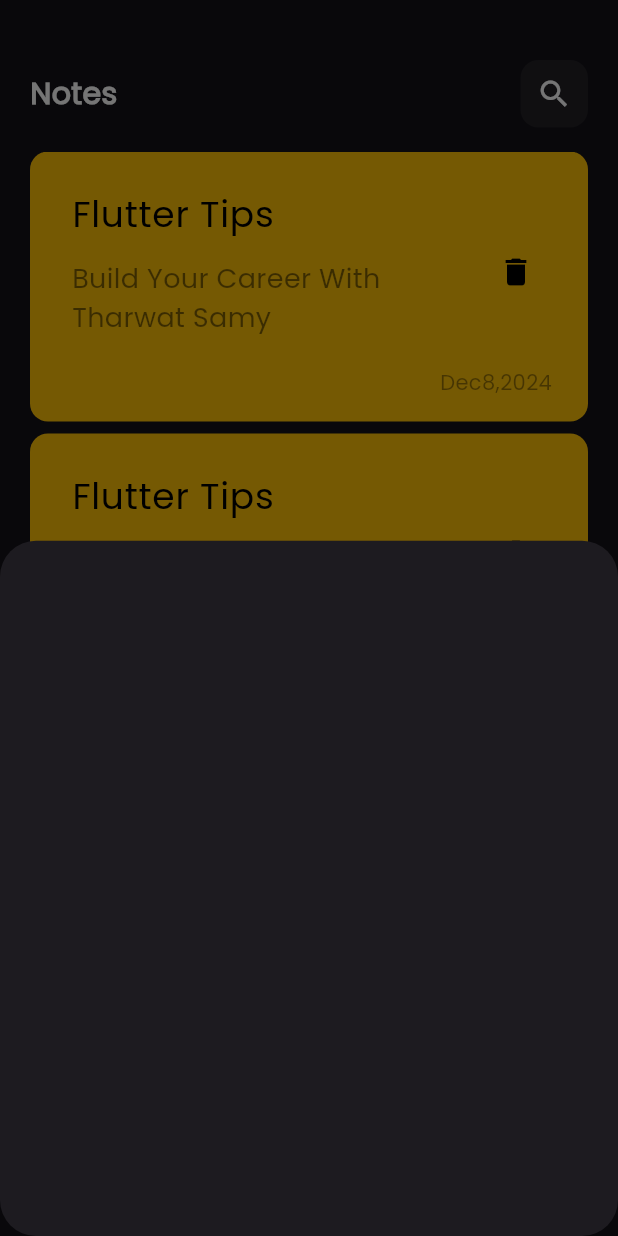
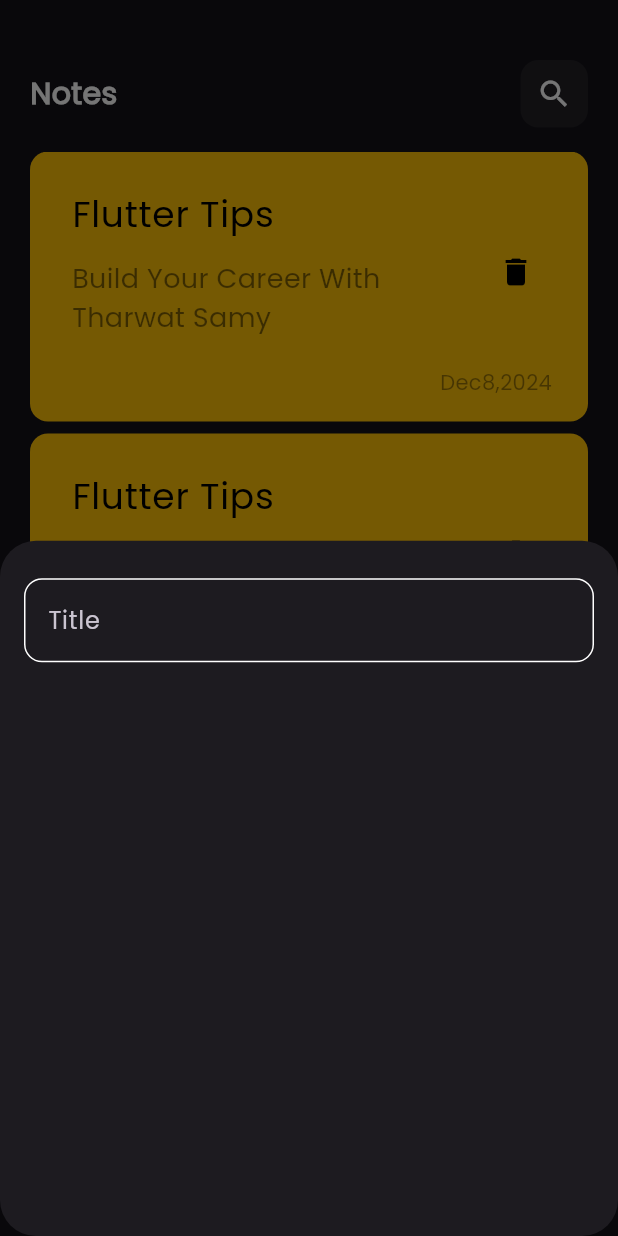
Before and after one commit to MohamedALshayeb/notes_app, a Flutter app: the screen it shows after launch, after a tap on the "add" icon, on a phone screen of 412 x 824 dp. Run offline on Flutter 3.47's test engine with Material 3 defaults, Android fonts, the phone set to English and light mode, and no system bars.

Commit message:
create custom text field

```diff
--- /dev/null
+++ b/lib/constants.dart
@@ -0,0 +1,3 @@
+import 'package:flutter/material.dart';
+
+const kPrimaryColor = Colors.orange;
--- a/lib/widgets/custom_add_note_show_modal_bottom_sheet.dart
+++ b/lib/widgets/custom_add_note_show_modal_bottom_sheet.dart
@@ -1,10 +1,19 @@
 import 'package:flutter/material.dart';
+import 'package:notes_app_training/widgets/custom_text_field.dart';
 
 class AddNoteShowModalBottomSheet extends StatelessWidget {
   const AddNoteShowModalBottomSheet({super.key});
 
   @override
   Widget build(BuildContext context) {
-    return Container();
+    return const Padding(
+      padding: EdgeInsets.symmetric(horizontal: 16),
+      child: Column(
+        children: [
+          SizedBox(height: 25),
+          CustomTextField(),
+        ],
+      ),
+    );
   }
 }
--- /dev/null
+++ b/lib/widgets/custom_text_field.dart
@@ -0,0 +1,27 @@
+import 'package:flutter/material.dart';
+import 'package:notes_app_training/constants.dart';
+
+class CustomTextField extends StatelessWidget {
+  const CustomTextField({super.key});
+
+  @override
+  Widget build(BuildContext context) {
+    return TextField(
+      cursorColor: kPrimaryColor,
+      decoration: InputDecoration(
+        enabledBorder: borderTextField(),
+        focusedBorder: borderTextField(color: kPrimaryColor),
+        hintText: 'Title',
+      ),
+    );
+  }
+
+  OutlineInputBorder borderTextField({color}) {
+    return OutlineInputBorder(
+      borderSide: BorderSide(
+        color: color ?? Colors.white,
+      ),
+      borderRadius: BorderRadius.circular(12),
+    );
+  }
+}
```
